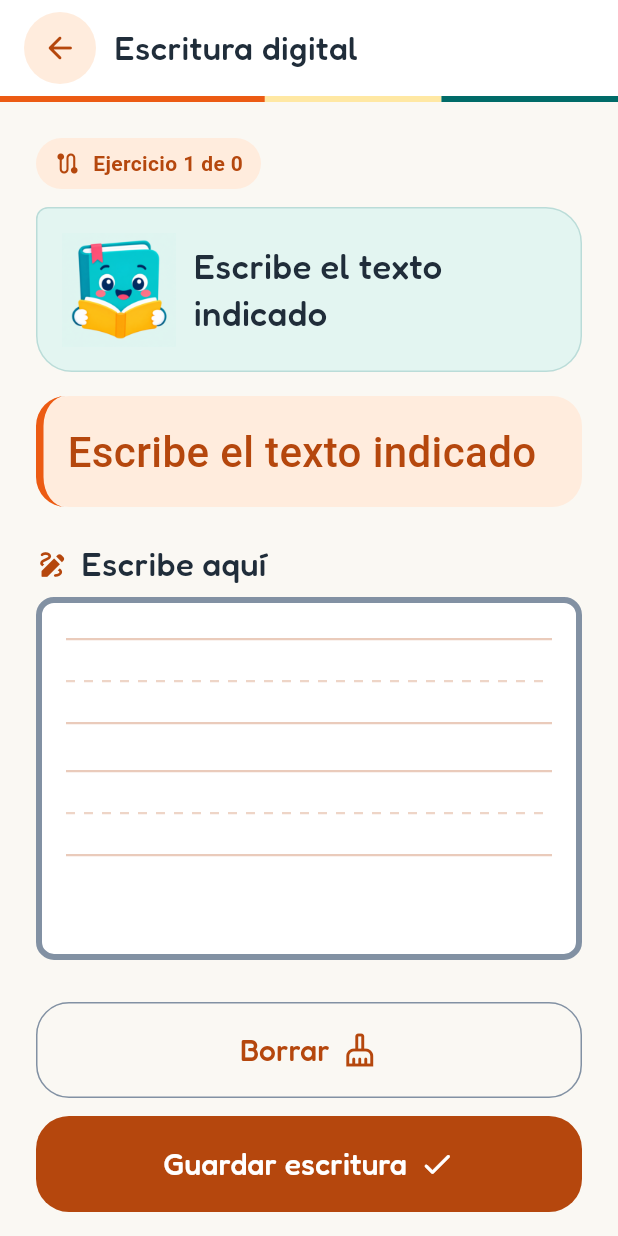
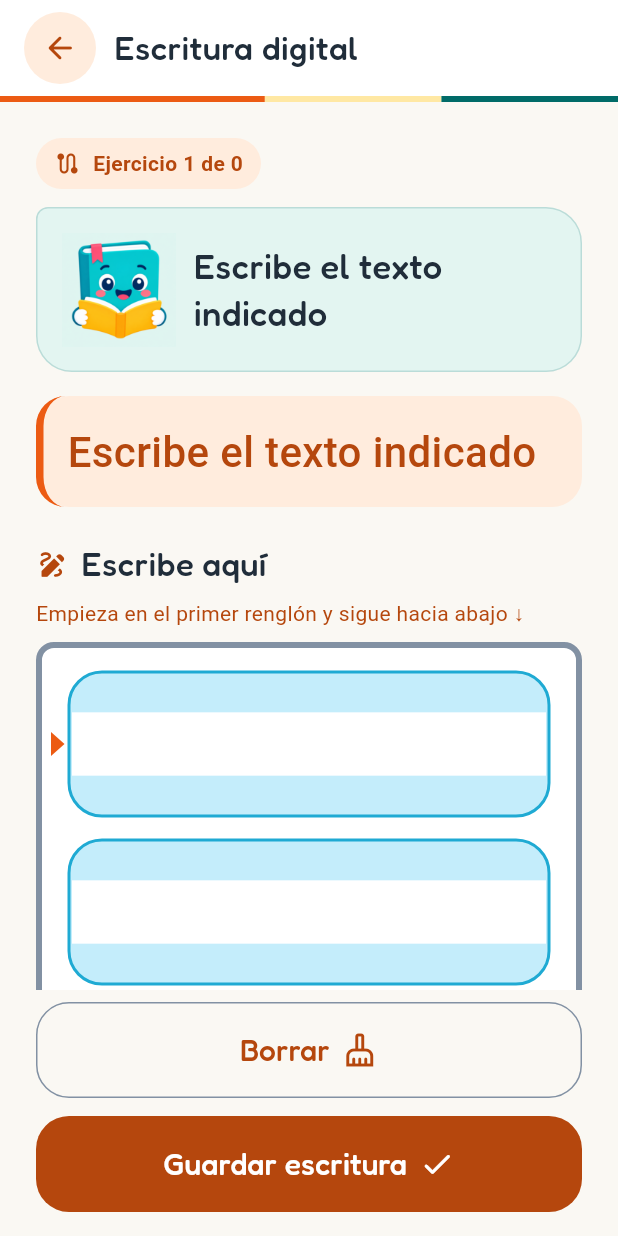
Before and after one commit to tamizia-app/mobile, a Flutter app: the WritingAssessmentPage widget shown alone on an empty page, opened directly with empty values, on a phone screen of 412 x 824 dp. Run offline on Flutter 3.47's test engine with Material 3 defaults, Android fonts, the phone set to English and light mode, and no system bars; our stand-ins replace audioplayers, dio, file_picker, flutter_secure_storage; missing offline and left inert: record; accounts and stored records are empty; network calls fail.

Commit message:
fix: lines for writing

```diff
--- a/lib/core/widgets/drawing_canvas_placeholder.dart
+++ b/lib/core/widgets/drawing_canvas_placeholder.dart
@@ -125,41 +125,46 @@ class _DrawingPainter extends CustomPainter {
 
   void _paintGuides(Canvas canvas, Size size) {
     final isTablet = size.width >= 500;
-    final rowHeight = isTablet ? 104.0 : 88.0;
-    final lineGap = isTablet ? 34.0 : 28.0;
-    final inset = isTablet ? 24.0 : 16.0;
-    final startY = isTablet ? 30.0 : 24.0;
-    final solid = Paint()
-      ..color = AppColors.secondary.withValues(alpha: 0.28)
-      ..strokeWidth = 1.5;
-    final middle = Paint()
-      ..color = AppColors.secondary.withValues(alpha: 0.23)
-      ..strokeWidth = 1.5;
+    final inset = isTablet ? 24.0 : 18.0;
+    final gap = isTablet ? 18.0 : 16.0;
+    final targetHeight = isTablet ? 100.0 : 96.0;
+    final availableHeight = size.height - 32;
+    final possibleRows = ((availableHeight + gap) / (targetHeight + gap))
+        .floor();
+    final rowCount = possibleRows < 1 ? 1 : possibleRows;
+    final rowHeight = (availableHeight - (rowCount - 1) * gap) / rowCount;
+    final fill = Paint()..color = const Color(0xFFC4EDFB);
+    final white = Paint()..color = Colors.white;
+    final outline = Paint()
+      ..color = const Color(0xFF1FAAD3)
+      ..style = PaintingStyle.stroke
+      ..strokeWidth = 2;
+    final startMarker = Paint()..color = AppColors.brandOrange;
 
-    for (
-      var top = startY;
-      top + lineGap * 2 < size.height - 8;
-      top += rowHeight
-    ) {
-      canvas.drawLine(
-        Offset(inset, top),
-        Offset(size.width - inset, top),
-        solid,
+    for (var index = 0; index < rowCount; index++) {
+      final top = 16.0 + index * (rowHeight + gap);
+      final rect = Rect.fromLTWH(inset, top, size.width - inset * 2, rowHeight);
+      final rounded = RRect.fromRectAndRadius(rect, const Radius.circular(22));
+      canvas.drawRRect(rounded, fill);
+      canvas.drawRect(
+        Rect.fromLTRB(
+          rect.left + 2,
+          rect.top + rowHeight * 0.28,
+          rect.right - 2,
+          rect.bottom - rowHeight * 0.28,
+        ),
+        white,
       );
-      final middleY = top + lineGap;
-      for (var x = inset; x < size.width - inset; x += 12) {
-        canvas.drawLine(
-          Offset(x, middleY),
-          Offset((x + 6).clamp(inset, size.width - inset), middleY),
-          middle,
-        );
+      canvas.drawRRect(rounded, outline);
+      if (index == 0) {
+        final middle = rect.center.dy;
+        final marker = Path()
+          ..moveTo(inset - 12, middle - 8)
+          ..lineTo(inset - 3, middle)
+          ..lineTo(inset - 12, middle + 8)
+          ..close();
+        canvas.drawPath(marker, startMarker);
       }
-      final bottom = top + lineGap * 2;
-      canvas.drawLine(
-        Offset(inset, bottom),
-        Offset(size.width - inset, bottom),
-        solid,
-      );
     }
   }
 
--- a/lib/features/assessment/presentation/pages/writing_assessment_page.dart
+++ b/lib/features/assessment/presentation/pages/writing_assessment_page.dart
@@ -41,7 +41,10 @@ class WritingAssessmentPage extends StatefulWidget {
 class _WritingAssessmentPageState extends State<WritingAssessmentPage> {
   late final WritingAssessmentViewModel _viewModel;
   final _canvasKey = GlobalKey();
+  final _introKey = GlobalKey();
   bool _requestedLoad = false;
+  bool _introMeasureScheduled = false;
+  double _introHeight = 300;
 
   @override
   void initState() {
@@ -121,6 +124,19 @@ class _WritingAssessmentPageState extends State<WritingAssessmentPage> {
     return _CanvasCapture(path: file.path, size: boundary.size);
   }
 
+  void _measureIntro() {
+    if (_introMeasureScheduled) return;
+    _introMeasureScheduled = true;
+    WidgetsBinding.instance.addPostFrameCallback((_) {
+      _introMeasureScheduled = false;
+      if (!mounted) return;
+      final height = _introKey.currentContext?.size?.height;
+      if (height != null && (height - _introHeight).abs() > 1) {
+        setState(() => _introHeight = height);
+      }
+    });
+  }
+
   @override
   Widget build(BuildContext context) => AnimatedBuilder(
     animation: _viewModel,
@@ -131,19 +147,32 @@ class _WritingAssessmentPageState extends State<WritingAssessmentPage> {
           ? const AppLoadingState(message: 'Preparando la escritura…')
           : LayoutBuilder(
               builder: (context, constraints) {
-                final isTablet = MediaQuery.sizeOf(context).shortestSide >= 600;
-                final canvasHeight =
-                    (constraints.maxHeight * (isTablet ? 0.38 : 0.32)).clamp(
-                      isTablet ? 300.0 : 210.0,
-                      isTablet ? 380.0 : 300.0,
-                    );
+                final shortestSide = MediaQuery.sizeOf(context).shortestSide;
+                final minCanvasHeight = shortestSide >= 600
+                    ? 440.0
+                    : shortestSide >= 500
+                    ? 380.0
+                    : 360.0;
                 return Column(
                   children: [
                     Expanded(
-                      child: SingleChildScrollView(
+                      child: LayoutBuilder(
+                        builder: (context, scrollConstraints) {
+                          _measureIntro();
+                          final availableHeight =
+                              scrollConstraints.maxHeight - 32 - _introHeight;
+                          final canvasHeight = availableHeight < minCanvasHeight
+                              ? minCanvasHeight
+                              : availableHeight;
+                          return SingleChildScrollView(
                             padding: const EdgeInsets.fromLTRB(24, 24, 24, 8),
                             child: Column(
                               crossAxisAlignment: CrossAxisAlignment.stretch,
+                              children: [
+                                Column(
+                                  key: _introKey,
+                                  crossAxisAlignment:
+                                      CrossAxisAlignment.stretch,
                                   children: [
                                     StudentTaskHeading(
                                       progress: _viewModel.progressText,
@@ -151,7 +180,9 @@ class _WritingAssessmentPageState extends State<WritingAssessmentPage> {
                                     ),
                                     const SizedBox(height: AppSpacing.lg),
                                     Container(
-                              padding: const EdgeInsets.all(AppSpacing.lg),
+                                      padding: const EdgeInsets.all(
+                                        AppSpacing.lg,
+                                      ),
                                       decoration: BoxDecoration(
                                         color: AppColors.secondaryContainer,
                                         borderRadius: BorderRadius.circular(20),
@@ -164,7 +195,8 @@ class _WritingAssessmentPageState extends State<WritingAssessmentPage> {
                                       ),
                                       child: Text(
                                         _viewModel.textToWrite,
-                                style: AppTextStyles.studentStimulus.copyWith(
+                                        style: AppTextStyles.studentStimulus
+                                            .copyWith(
                                               color: AppColors.secondary,
                                             ),
                                       ),
@@ -187,10 +219,20 @@ class _WritingAssessmentPageState extends State<WritingAssessmentPage> {
                                       ],
                                     ),
                                     const SizedBox(height: AppSpacing.sm),
+                                    Text(
+                                      'Empieza en el primer renglón y sigue hacia abajo ↓',
+                                      style: AppTextStyles.bodySmall.copyWith(
+                                        color: AppColors.secondary,
+                                      ),
+                                    ),
+                                    const SizedBox(height: AppSpacing.sm),
+                                  ],
+                                ),
                                 SizedBox(
                                   height: canvasHeight,
                                   child: Semantics(
-                                label: 'Área de escritura. Dibuja con el dedo.',
+                                    label:
+                                        'Cuaderno de escritura. Empieza en el primer renglón.',
                                     child: RepaintBoundary(
                                       key: _canvasKey,
                                       child: DrawingCanvasPlaceholder(
@@ -209,6 +251,8 @@ class _WritingAssessmentPageState extends State<WritingAssessmentPage> {
                                 ],
                               ],
                             ),
+                          );
+                        },
                       ),
                     ),
                     Padding(
```
Also changed, not shown: 1 other file. Lines whose indentation alone changed are shown as unchanged.
